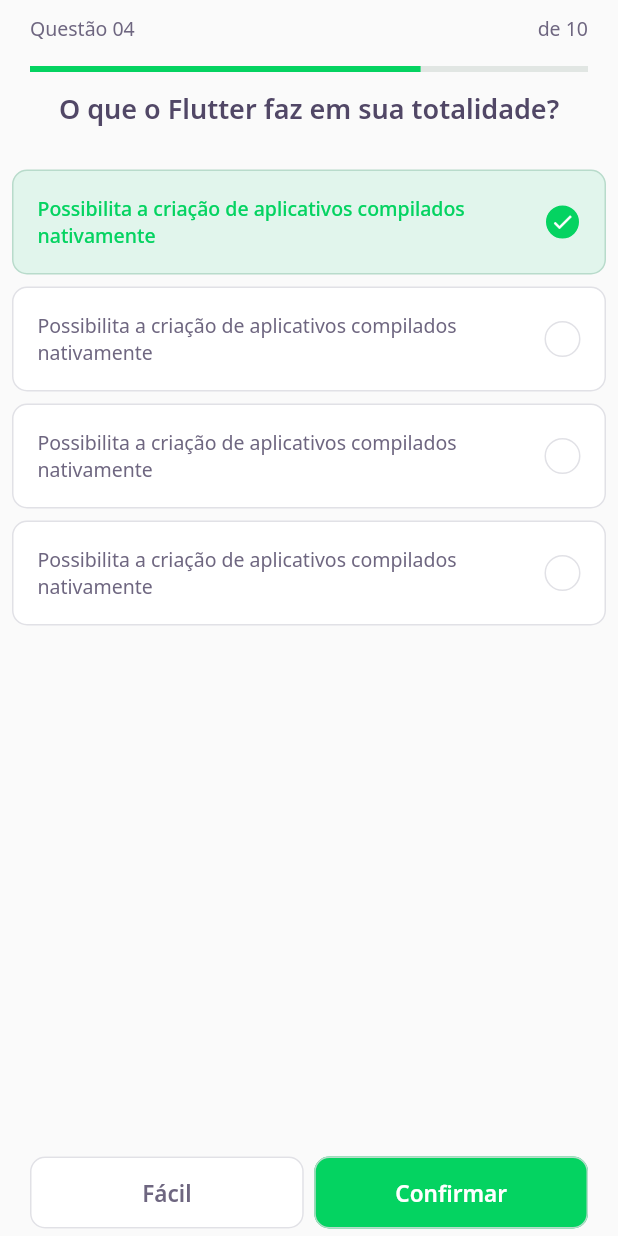
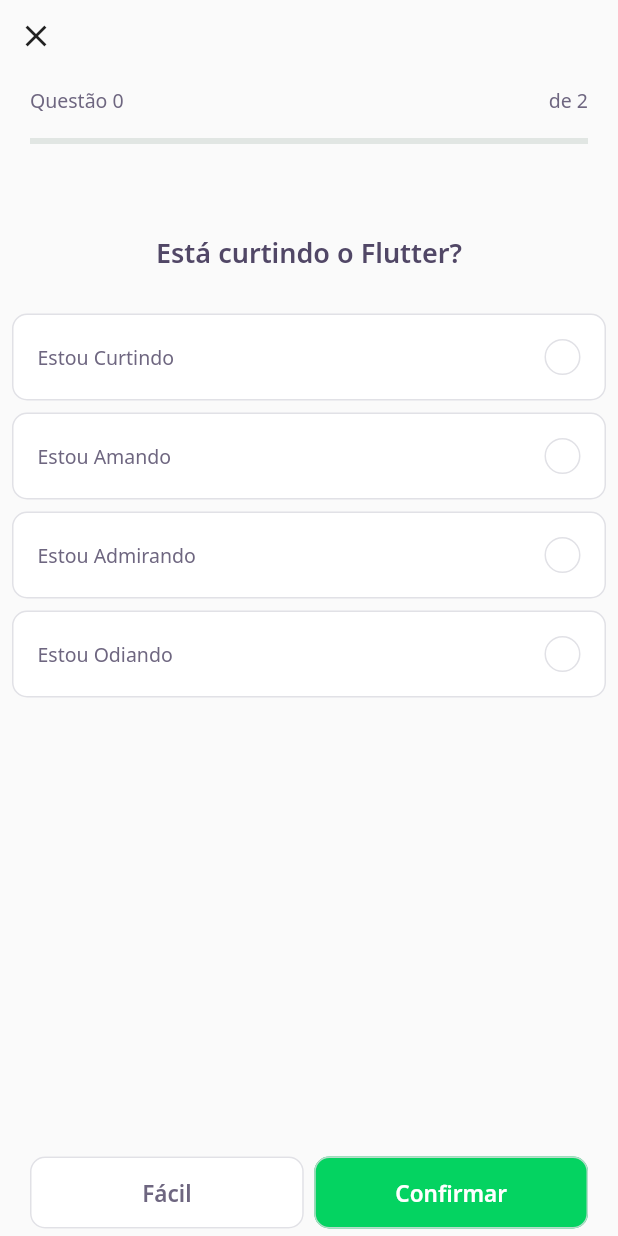
Before and after one commit to AndersonD-art/NLW_Flutter, a Flutter app: the screen it shows after launch, after a tap on "NLW 5 Flutter", on a phone screen of 412 x 824 dp. Run offline on Flutter 3.47's test engine with Material 2 defaults, Android fonts, the phone set to English and light mode, and no system bars; our stand-ins replace google_fonts; accounts and stored records are empty; network calls fail.

Commit message:
continuation lesson 4

```diff
--- /dev/null
+++ b/lib/challenge/challenge_controller.dart
@@ -0,0 +1,9 @@
+//CurrentPage
+
+import 'package:flutter/cupertino.dart';
+
+class ChallengeController {
+  final currenPageNotifier = ValueNotifier<int>(0);
+  int get currentPage => currenPageNotifier.value;
+  set currentPage(int value) => currenPageNotifier.value = value;
+}
--- a/lib/challenge/challenge_page.dart
+++ b/lib/challenge/challenge_page.dart
@@ -1,24 +1,61 @@
-import 'dart:ffi';
-
+import 'package:dev_quiz/challenge/challenge_controller.dart';
 import 'package:dev_quiz/challenge/widgets/next_button/next_button-widget.dart';
 import 'package:dev_quiz/challenge/widgets/question_indicator/question_indicator_widget.dart';
-import 'package:dev_quiz/home/quiz_widget.dart';
+import 'package:dev_quiz/challenge/widgets/quiz/quiz_widget.dart';
+import 'package:dev_quiz/shared/models/question_model.dart';
 import 'package:flutter/material.dart';
 
 class ChallengePage extends StatefulWidget {
+  final List<QuestionModel> questions;
+
+  const ChallengePage({Key? key, required this.questions}) : super(key: key);
   @override
   _ChallengePageState createState() => _ChallengePageState();
 }
 
 class _ChallengePageState extends State<ChallengePage> {
+  final controller = ChallengeController();
+  final pageController = PageController();
+  @override
+  void initState() {
+    controller.currenPageNotifier.addListener(() {
+      setState(() {});
+    });
+    pageController.addListener(() {
+      controller.currentPage = pageController.page!.toInt();
+    });
+    super.initState();
+  }
+
   @override
   Widget build(BuildContext context) {
     return Scaffold(
       appBar: PreferredSize(
-        child: SafeArea(top: true, child: QuestionIndicator()),
-        preferredSize: Size.fromHeight(60),
+        preferredSize: Size.fromHeight(106),
+        child: SafeArea(
+          top: true,
+          child: Column(
+            crossAxisAlignment: CrossAxisAlignment.start,
+            children: [
+              //BackButton(),
+              IconButton(
+                onPressed: () {
+                  Navigator.pop(context);
+                },
+                icon: Icon(Icons.close),
+              ),
+              QuestionIndicator(
+                currentPage: controller.currentPage,
+                length: widget.questions.length,
+              ),
+            ],
+          ),
+        ),
       ),
-      body: QuizWidget(title: "O que o Flutter faz em sua totalidade?"),
+      body: PageView(
+        controller: pageController,
+        children: widget.questions.map((e) => QuizWidget(question: e)).toList(),
+      ),
       bottomNavigationBar: SafeArea(
         bottom: true,
         child: Padding(
--- a/lib/challenge/widgets/question_indicator/question_indicator_widget.dart
+++ b/lib/challenge/widgets/question_indicator/question_indicator_widget.dart
@@ -1,8 +1,16 @@
+import 'package:flutter/material.dart';
+
 import 'package:dev_quiz/core/app_text_styles.dart';
 import 'package:dev_quiz/shared/widgets/progress_indicator_widget.dart';
-import 'package:flutter/material.dart';
 
 class QuestionIndicator extends StatelessWidget {
+  final int currentPage;
+  final int length;
+  const QuestionIndicator({
+    Key? key,
+    required this.currentPage,
+    required this.length,
+  }) : super(key: key);
   @override
   Widget build(BuildContext context) {
     return Container(
@@ -13,11 +21,11 @@ class QuestionIndicator extends StatelessWidget {
             mainAxisAlignment: MainAxisAlignment.spaceBetween,
             children: [
               Text(
-                'Questão 04',
+                'Questão $currentPage',
                 style: AppTextStyles.body,
               ),
               Text(
-                'de 10',
+                'de $length',
                 style: AppTextStyles.body,
               ),
             ],
@@ -25,7 +33,7 @@ class QuestionIndicator extends StatelessWidget {
           SizedBox(
             height: 16,
           ),
-          ProgressIndicatorWidget(value: 0.7),
+          ProgressIndicatorWidget(value: currentPage / length),
         ],
       ),
     );
--- /dev/null
+++ b/lib/challenge/widgets/quiz/quiz_widget.dart
@@ -0,0 +1,37 @@
+import 'package:dev_quiz/challenge/widgets/awnser/awnser_widget.dart';
+import 'package:dev_quiz/core/app_text_styles.dart';
+import 'package:dev_quiz/shared/models/question_model.dart';
+import 'package:flutter/material.dart';
+
+class QuizWidget extends StatelessWidget {
+  final QuestionModel question;
+
+  const QuizWidget({
+    Key? key,
+    required this.question,
+  }) : super(key: key);
+  @override
+  Widget build(BuildContext context) {
+    return Container(
+      child: Column(
+        children: [
+          SizedBox(
+            height: 50,
+          ),
+          Text(
+            question.title,
+            style: AppTextStyles.heading,
+          ),
+          SizedBox(
+            height: 24,
+          ),
+          ...question.awnsers
+              .map(
+                (e) => AwnserWidget(isRight: e.isRight, title: e.title),
+              )
+              .toList(),
+        ],
+      ),
+    );
+  }
+}
--- a/lib/home/home_page.dart
+++ b/lib/home/home_page.dart
@@ -69,9 +69,13 @@ class _HomePageState extends State<HomePage> {
                               "${e.questionAnswered} de ${e.questions.length}",
                           onTap: () {
                             Navigator.push(
-                                context,
-                                MaterialPageRoute(
-                                    builder: (context) => ChallengePage()));
+                              context,
+                              MaterialPageRoute(
+                                builder: (context) => ChallengePage(
+                                  questions: e.questions,
+                                ),
+                              ),
+                            );
                           },
                         ),
                       )
--- a/lib/home/quiz_widget.dart
+++ /dev/null
@@ -1,42 +0,0 @@
-import 'package:dev_quiz/challenge/widgets/awnser/awnser_widget.dart';
-import 'package:dev_quiz/core/app_text_styles.dart';
-import 'package:flutter/material.dart';
-
-class QuizWidget extends StatelessWidget {
-  final String title;
-
-  const QuizWidget({
-    Key? key,
-    required this.title,
-  }) : super(key: key);
-  @override
-  Widget build(BuildContext context) {
-    return Container(
-      child: Column(
-        children: [
-          Text(
-            title,
-            style: AppTextStyles.heading,
-          ),
-          SizedBox(
-            height: 24,
-          ),
-          AwnserWidget(
-              isRight: true,
-              isSelected: true,
-              title:
-                  "Possibilita a criação de aplicativos compilados nativamente"),
-          AwnserWidget(
-              title:
-                  "Possibilita a criação de aplicativos compilados nativamente"),
-          AwnserWidget(
-              title:
-                  "Possibilita a criação de aplicativos compilados nativamente"),
-          AwnserWidget(
-              title:
-                  "Possibilita a criação de aplicativos compilados nativamente"),
-        ],
-      ),
-    );
-  }
-}
```
